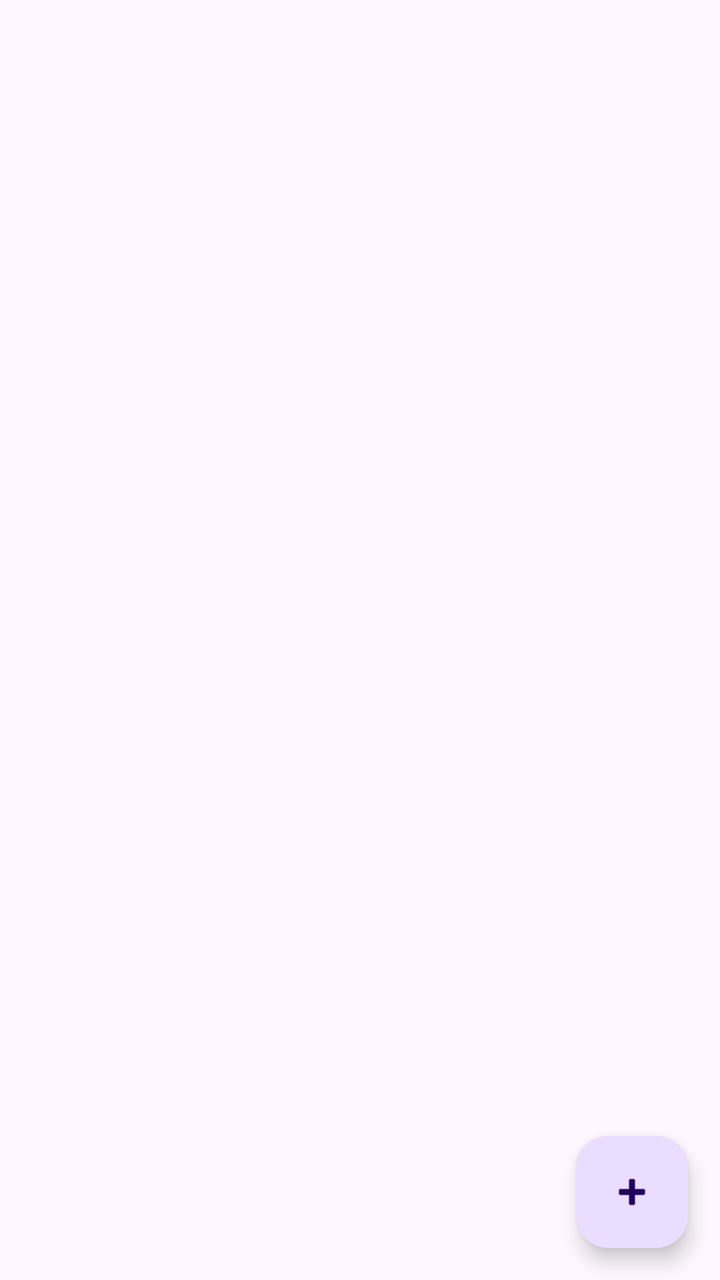
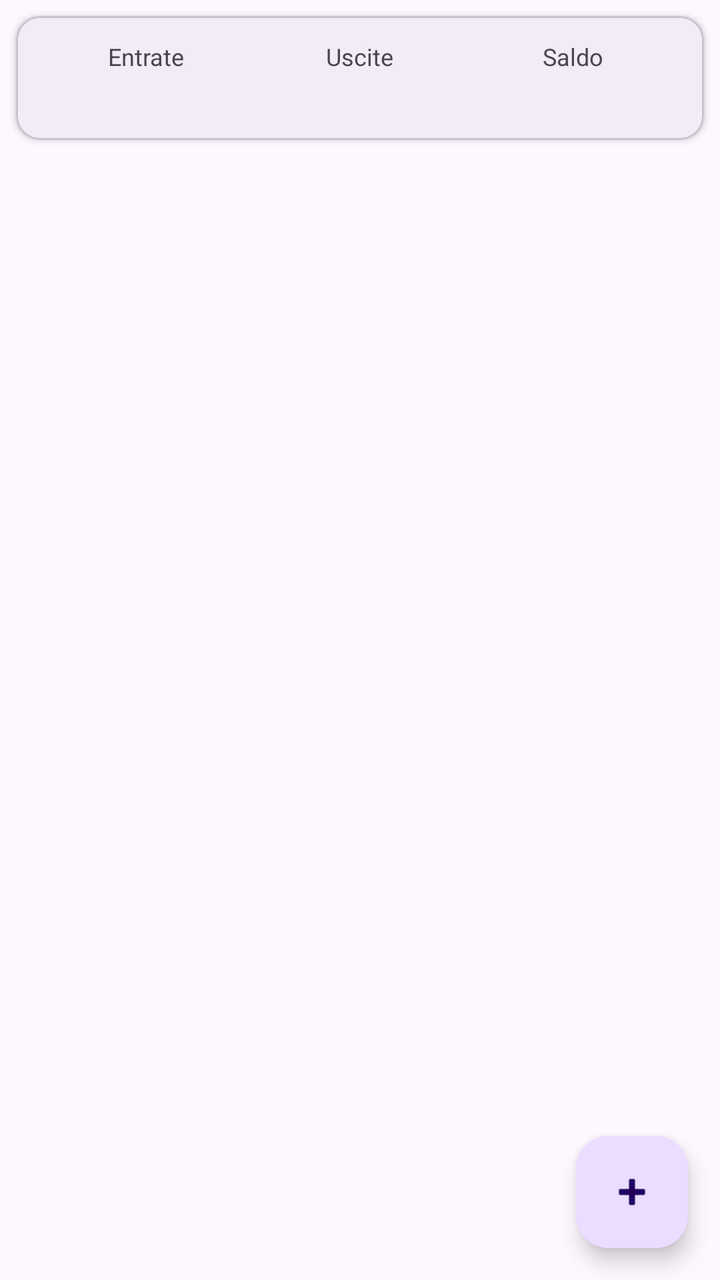

The first picture is an Android layout as it rendered before a commit; the second is the same layout after the commit. The layout source and the unified diff follow.
<!-- AndroidManifest.xml: application theme Theme.SPESAPP -->
<!-- res/layout/fragment_lista_transazioni.xml -->
<?xml version="1.0" encoding="utf-8"?>
<androidx.constraintlayout.widget.ConstraintLayout
    xmlns:android="http://schemas.android.com/apk/res/android"
    xmlns:app="http://schemas.android.com/apk/res-auto"
    android:layout_width="match_parent"
    android:layout_height="match_parent">

    <TextView
        android:id="@+id/textVuoto"
        android:layout_width="wrap_content"
        android:layout_height="wrap_content"
        android:text="Nessuna transazione registrata"
        android:textSize="16sp"
        android:visibility="gone"
        app:layout_constraintBottom_toBottomOf="parent"
        app:layout_constraintEnd_toEndOf="parent"
        app:layout_constraintStart_toStartOf="parent"
        app:layout_constraintTop_toTopOf="parent" />

    <androidx.recyclerview.widget.RecyclerView
        android:id="@+id/recyclerTransazioni"
        android:layout_width="0dp"
        android:layout_height="0dp"
        app:layout_constraintBottom_toBottomOf="parent"
        app:layout_constraintEnd_toEndOf="parent"
        app:layout_constraintStart_toStartOf="parent"
        app:layout_constraintTop_toTopOf="parent" />

    <com.google.android.material.floatingactionbutton.FloatingActionButton
        android:id="@+id/fabAggiungi"
        android:layout_width="wrap_content"
        android:layout_height="wrap_content"
        android:layout_margin="16dp"
        android:contentDescription="Aggiungi transazione"
        android:src="@android:drawable/ic_input_add"
        app:layout_constraintBottom_toBottomOf="parent"
        app:layout_constraintEnd_toEndOf="parent" />

</androidx.constraintlayout.widget.ConstraintLayout>
<!-- resources referenced by this layout -->
<resources>
  <style name="Theme.SPESAPP" parent="Base.Theme.SPESAPP" />
  <style name="Base.Theme.SPESAPP" parent="Theme.Material3.DayNight.NoActionBar">
          
          
      </style>
</resources>

<!-- the commit's change to res/layout/fragment_lista_transazioni.xml (unified diff, before → after) -->
@@ -4,6 +4,90 @@
     xmlns:app="http://schemas.android.com/apk/res-auto"
     android:layout_width="match_parent"
     android:layout_height="match_parent">
+
+    <com.google.android.material.card.MaterialCardView
+        android:id="@+id/cardDashboard"
+        android:layout_width="0dp"
+        android:layout_height="wrap_content"
+        android:layout_margin="8dp"
+        app:cardCornerRadius="12dp"
+        app:cardElevation="2dp"
+        app:layout_constraintEnd_toEndOf="parent"
+        app:layout_constraintStart_toStartOf="parent"
+        app:layout_constraintTop_toTopOf="parent">
+
+        <LinearLayout
+            android:layout_width="match_parent"
+            android:layout_height="wrap_content"
+            android:orientation="horizontal"
+            android:padding="12dp">
+
+            <LinearLayout
+                android:layout_width="0dp"
+                android:layout_height="wrap_content"
+                android:layout_weight="1"
+                android:gravity="center"
+                android:orientation="vertical">
+
+                <TextView
+                    android:layout_width="wrap_content"
+                    android:layout_height="wrap_content"
+                    android:text="Entrate"
+                    android:textSize="12sp" />
+
+                <TextView
+                    android:id="@+id/textTotaleEntrate"
+                    android:layout_width="wrap_content"
+                    android:layout_height="wrap_content"
+                    android:textColor="#2E7D32"
+                    android:textSize="16sp"
+                    android:textStyle="bold" />
+            </LinearLayout>
+
+            <LinearLayout
+                android:layout_width="0dp"
+                android:layout_height="wrap_content"
+                android:layout_weight="1"
+                android:gravity="center"
+                android:orientation="vertical">
+
+                <TextView
+                    android:layout_width="wrap_content"
+                    android:layout_height="wrap_content"
+                    android:text="Uscite"
+                    android:textSize="12sp" />
+
+                <TextView
+                    android:id="@+id/textTotaleUscite"
+                    android:layout_width="wrap_content"
+                    android:layout_height="wrap_content"
+                    android:textColor="#C62828"
+                    android:textSize="16sp"
+                    android:textStyle="bold" />
+            </LinearLayout>
+
+            <LinearLayout
+                android:layout_width="0dp"
+                android:layout_height="wrap_content"
+                android:layout_weight="1"
+                android:gravity="center"
+                android:orientation="vertical">
+
+                <TextView
+                    android:layout_width="wrap_content"
+                    android:layout_height="wrap_content"
+                    android:text="Saldo"
+                    android:textSize="12sp" />
+
+                <TextView
+                    android:id="@+id/textSaldo"
+                    android:layout_width="wrap_content"
+                    android:layout_height="wrap_content"
+                    android:textSize="16sp"
+                    android:textStyle="bold" />
+            </LinearLayout>
+        </LinearLayout>
+    </com.google.android.material.card.MaterialCardView>
 
     <TextView
         android:id="@+id/textVuoto"
@@ -15,7 +99,7 @@
         app:layout_constraintBottom_toBottomOf="parent"
         app:layout_constraintEnd_toEndOf="parent"
         app:layout_constraintStart_toStartOf="parent"
-        app:layout_constraintTop_toTopOf="parent" />
+        app:layout_constraintTop_toBottomOf="@id/cardDashboard" />
 
     <androidx.recyclerview.widget.RecyclerView
         android:id="@+id/recyclerTransazioni"
@@ -24,7 +108,7 @@
         app:layout_constraintBottom_toBottomOf="parent"
         app:layout_constraintEnd_toEndOf="parent"
         app:layout_constraintStart_toStartOf="parent"
-        app:layout_constraintTop_toTopOf="parent" />
+        app:layout_constraintTop_toBottomOf="@id/cardDashboard" />
 
     <com.google.android.material.floatingactionbutton.FloatingActionButton
         android:id="@+id/fabAggiungi"
